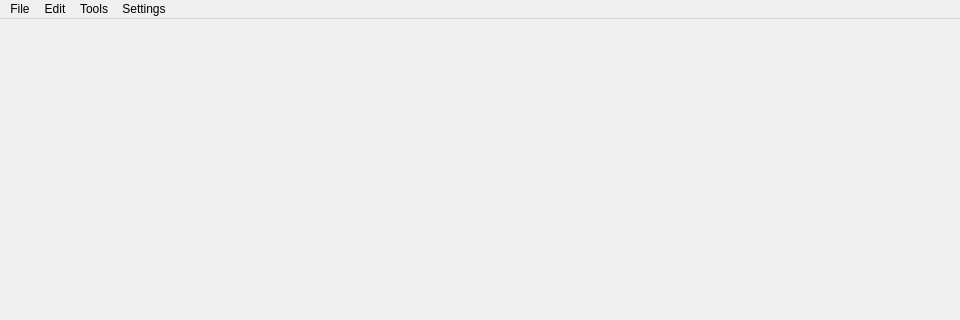
arrrp21/GeoViewer, file mainwindow.ui: the form before one commit; both pictures show x 0 to 960 and y 0 to 320 of the 960 by 600 pixel window.
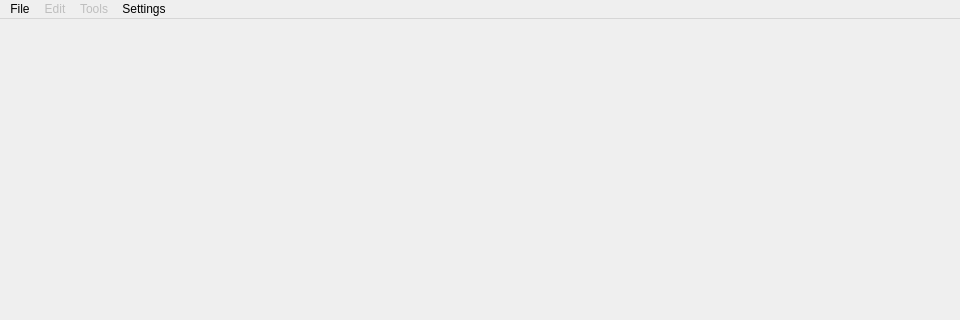
The form after the commit.

Diff of the .ui file:
```diff
--- a/mainwindow.ui
+++ b/mainwindow.ui
@@ -20,7 +20,7 @@
      <x>0</x>
      <y>0</y>
      <width>960</width>
-     <height>21</height>
+     <height>26</height>
     </rect>
    </property>
    <widget class="QMenu" name="menuFile">
@@ -32,6 +32,9 @@
     <addaction name="actionExit"/>
    </widget>
    <widget class="QMenu" name="menuTools">
+    <property name="enabled">
+     <bool>false</bool>
+    </property>
     <property name="title">
      <string>Tools</string>
     </property>
@@ -48,6 +51,9 @@
     <addaction name="actionGpuAcceleration"/>
    </widget>
    <widget class="QMenu" name="menuEdit">
+    <property name="enabled">
+     <bool>false</bool>
+    </property>
     <property name="title">
      <string>Edit</string>
     </property>
```
Left out of the diff: 12 changed lines with no effect on the pictures.
